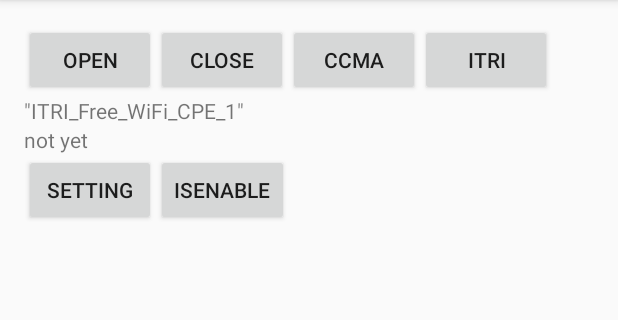
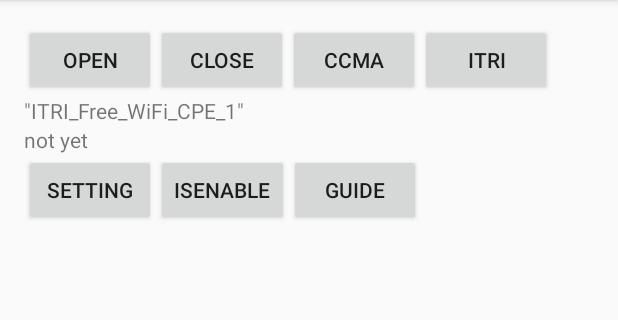
Before and after one commit to Aquamars/TarsanApp, an Android app: the screen it shows after launch (MainActivity), on a phone screen of 412 x 824 dp, the part 84-404 px from its top. Run offline under Robolectric (Android 15) with nearby library versions, the phone set to English and light mode, and no system bars.

Commit message:
add button

```diff
--- a/app/src/main/res/layout/activity_main.xml
+++ b/app/src/main/res/layout/activity_main.xml
@@ -68,6 +68,11 @@
                 android:layout_height="wrap_content"
                 android:id="@+id/enable"
                 android:text="isenable"/>
+            <Button
+                android:layout_width="wrap_content"
+                android:layout_height="wrap_content"
+                android:id="@+id/guide"
+                android:text="Guide" />
         </LinearLayout>
     </LinearLayout>
     <ListView
```
